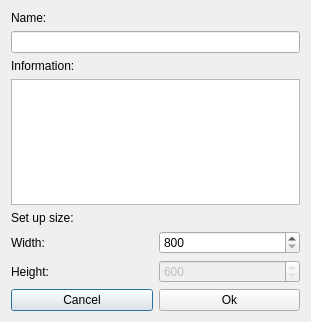
Vazzi/Stalker-Editor, file dialognewmap.ui: the form before one commit.
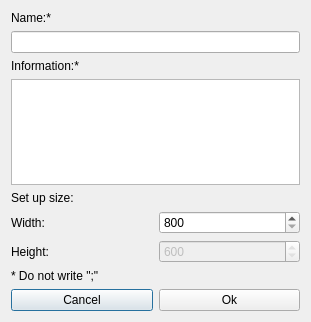
The form after the commit.

```diff
--- a/dialognewmap.ui
+++ b/dialognewmap.ui
@@ -23,7 +23,7 @@
    <item>
     <widget class="QLabel" name="label_4">
      <property name="text">
-      <string>Name:</string>
+      <string>Name:*</string>
      </property>
     </widget>
    </item>
@@ -33,7 +33,7 @@
    <item>
     <widget class="QLabel" name="label_5">
      <property name="text">
-      <string>Information:</string>
+      <string>Information:*</string>
      </property>
     </widget>
    </item>
@@ -92,6 +92,13 @@
      </item>
     </layout>
    </item>
+   <item>
+    <widget class="QLabel" name="label_6">
+     <property name="text">
+      <string>* Do not write &quot;;&quot;</string>
+     </property>
+    </widget>
+   </item>
    <item>
     <layout class="QHBoxLayout" name="horizontalLayout">
      <item>
```
